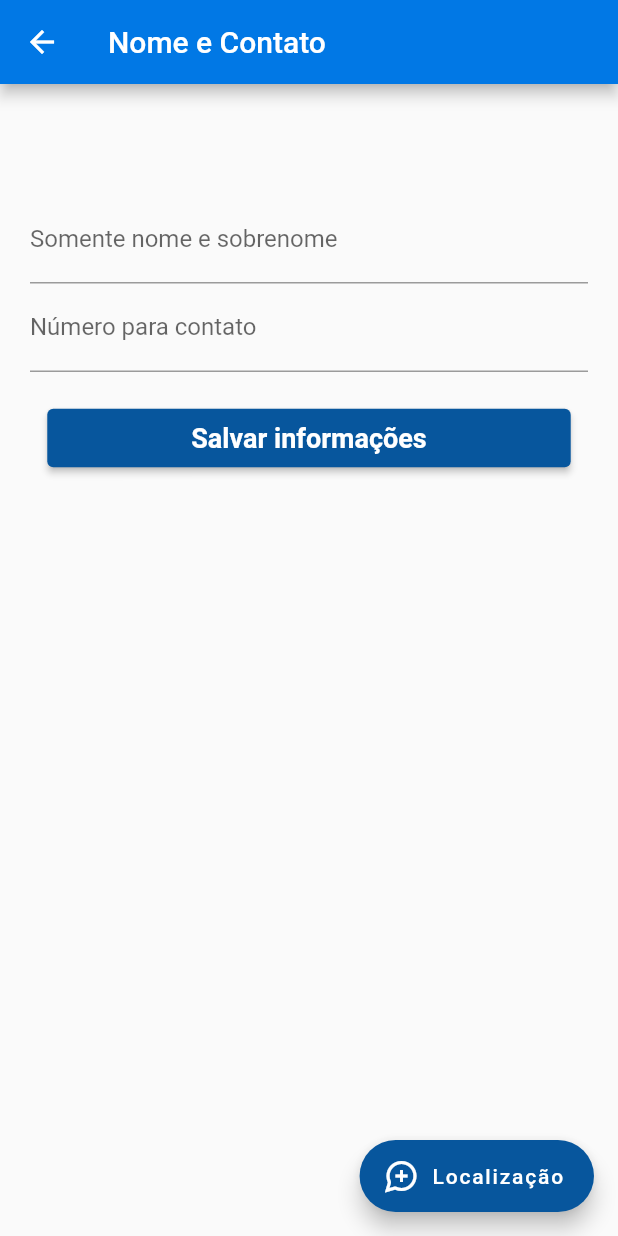
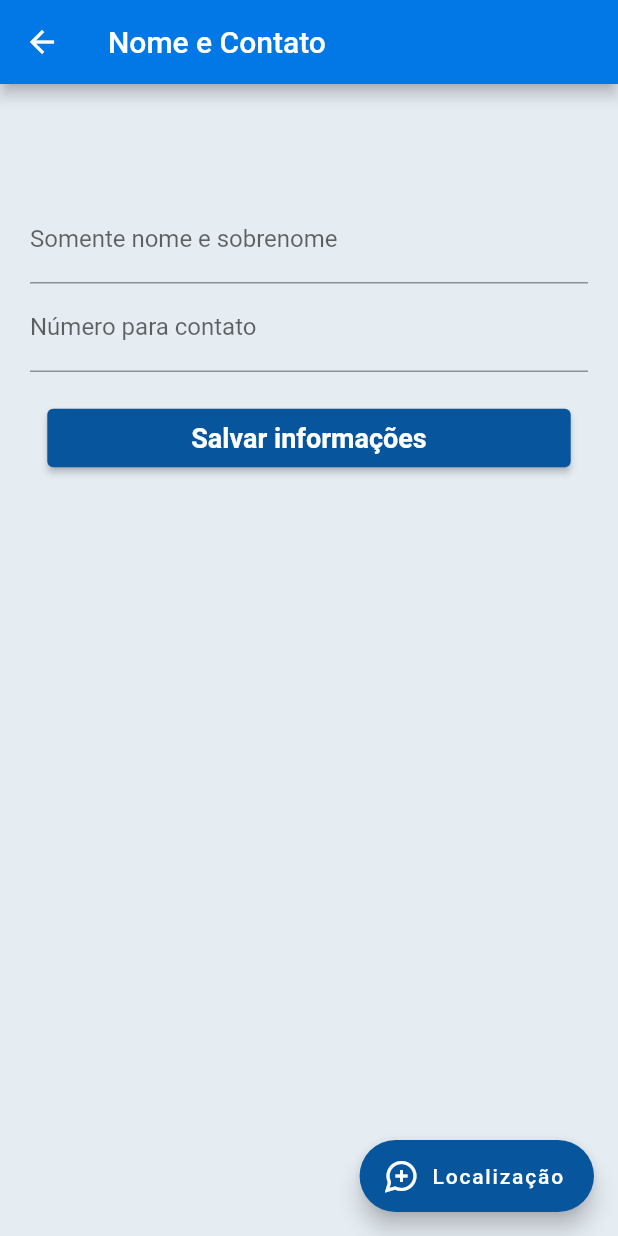
Before and after one commit to Kevin-Sarges/app-agua, a Flutter app: the InfoScreen screen opened by its route, on a phone screen of 412 x 824 dp. Run offline on Flutter 3.47's test engine with Material 2 defaults, Android fonts, the phone set to English and light mode, and no system bars; our stand-ins replace cloud_firestore, firebase_core, flutter_bloc, geolocator, get_it, google_maps_flutter; missing offline and left inert: flutter_config; accounts and stored records are empty.

Commit message:
screen background

```diff
--- a/lib/app/presenter/view/info/screen/info_screen.dart
+++ b/lib/app/presenter/view/info/screen/info_screen.dart
@@ -31,6 +31,7 @@ class _InfoScreenState extends State<InfoScreen> {
   Widget build(BuildContext context) {
     return SafeArea(
       child: Scaffold(
+          backgroundColor: ColorsApp.blueLight,
           appBar: AppBar(
             title: const Text('Nome e Contato'),
             backgroundColor: ColorsApp.bluePrimary,
```
